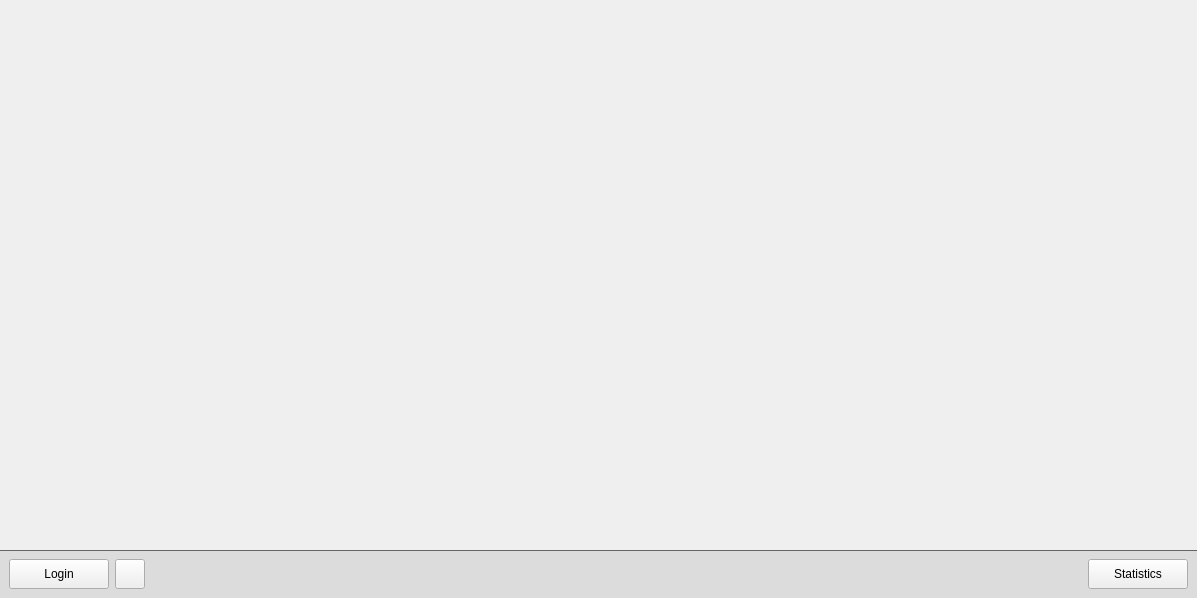
DilanBoskan/Golf-Simulator-Manager, file src/resources/ui_files/mainwindow.ui: the form before one commit.
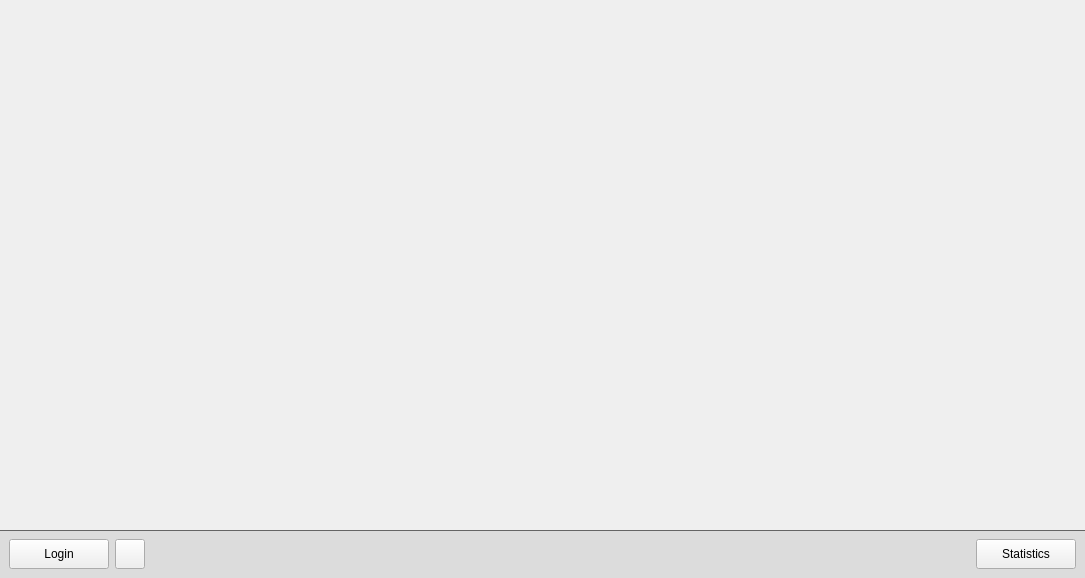
The form after the commit.

Diff of the .ui file:
```diff
--- a/src/resources/ui_files/mainwindow.ui
+++ b/src/resources/ui_files/mainwindow.ui
@@ -9,8 +9,8 @@
    <rect>
     <x>0</x>
     <y>0</y>
-    <width>1197</width>
-    <height>598</height>
+    <width>1085</width>
+    <height>578</height>
    </rect>
   </property>
   <property name="minimumSize">
```
